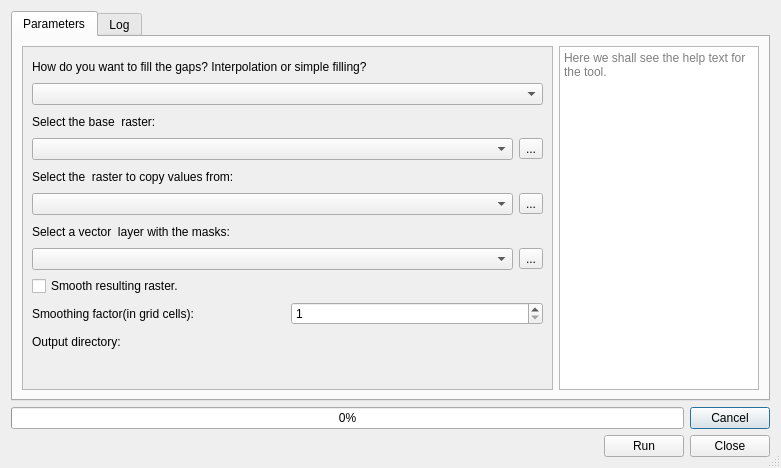
This is fill_smooth_dialog_base.ui in jaminzoda/terra-antiqua as Qt 5 draws it before an edit. The edited form follows.
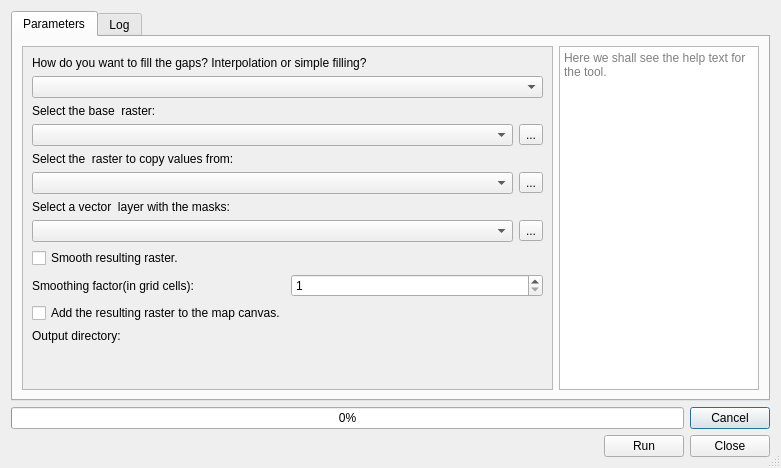
This is the edited form. Custom widgets are drawn as their Qt base class.

Diff of the .ui file:
```diff
--- a/fill_smooth_dialog_base.ui
+++ b/fill_smooth_dialog_base.ui
@@ -70,8 +70,8 @@
            <rect>
             <x>0</x>
             <y>0</y>
-            <width>531</width>
-            <height>340</height>
+            <width>519</width>
+            <height>385</height>
            </rect>
           </property>
           <layout class="QVBoxLayout" name="verticalLayout_8">
@@ -201,6 +201,13 @@
            </item>
            <item>
             <layout class="QVBoxLayout" name="verticalLayout_3">
+             <item>
+              <widget class="QCheckBox" name="addToCanvasCheckBox">
+               <property name="text">
+                <string>Add the resulting raster to the map canvas. </string>
+               </property>
+              </widget>
+             </item>
              <item>
               <widget class="QLabel" name="outputLabel">
                <property name="text">
@@ -213,6 +220,19 @@
              </item>
             </layout>
            </item>
+           <item>
+            <spacer name="verticalSpacer">
+             <property name="orientation">
+              <enum>Qt::Vertical</enum>
+             </property>
+             <property name="sizeHint" stdset="0">
+              <size>
+               <width>20</width>
+               <height>40</height>
+              </size>
+             </property>
+            </spacer>
+           </item>
           </layout>
          </widget>
         </widget>
```
